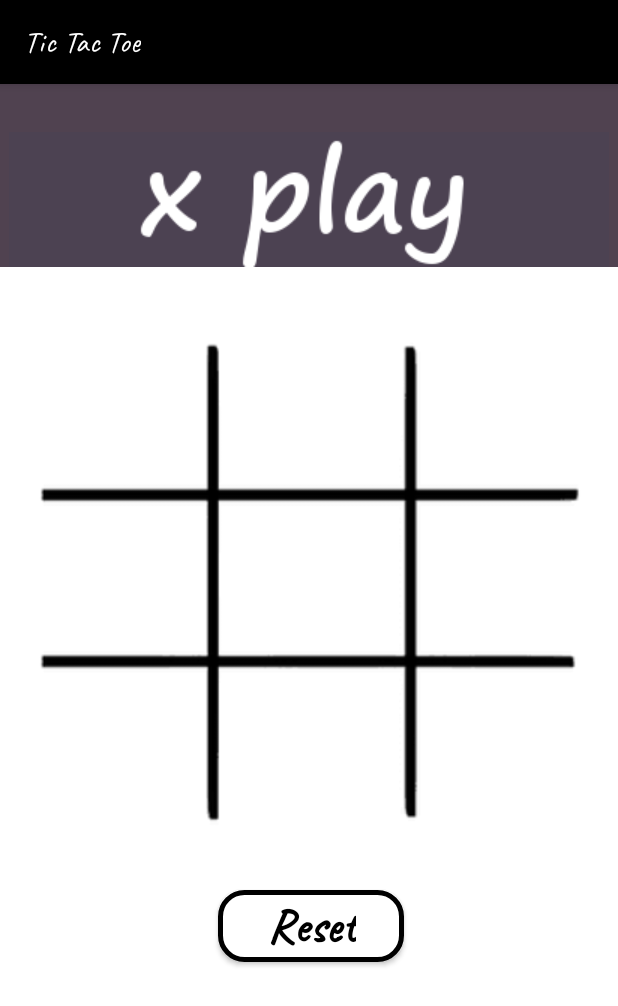
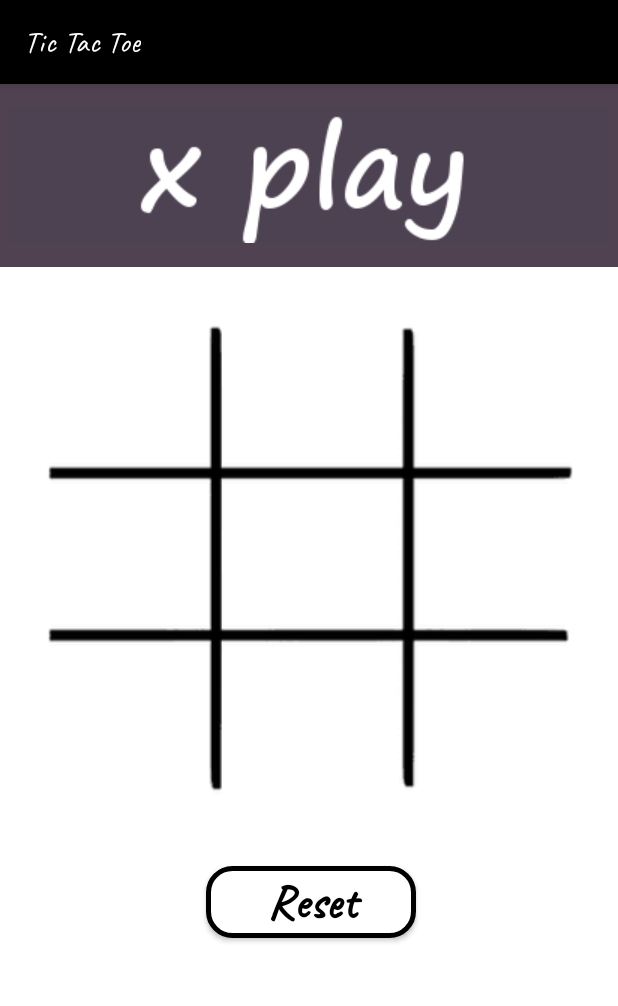
Before and after one commit to sombrero3/Tic-Tac-Toe, an Android app: the MainActivity screen opened directly, with no data from a screen before it, on a phone screen of 412 x 824 dp. Shown: the top 1006 px of the screen. Run offline under Robolectric (Android 15) with nearby library versions, the phone set to English and light mode, and no system bars.

Commit message:
Project design updated

```diff
--- a/app/build.gradle
+++ b/app/build.gradle
@@ -35,4 +35,6 @@ dependencies {
     testImplementation 'junit:junit:4.+'
     androidTestImplementation 'androidx.test.ext:junit:1.1.2'
     androidTestImplementation 'androidx.test.espresso:espresso-core:3.3.0'
+    implementation 'androidx.constraintlayout:constraintlayout:2.1.0-alpha2'
+
 }
--- a/app/src/main/res/layout/activity_main.xml
+++ b/app/src/main/res/layout/activity_main.xml
@@ -29,7 +29,7 @@
                 android:background="@drawable/button_black_and_white"
                 android:paddingLeft="32dp"
                 android:paddingRight="32dp"
-                android:text="Reset"
+                android:text=" Reset "
                 android:textAllCaps="false"
                 android:textColor="@color/black"
                 android:textSize="32sp"
@@ -37,6 +37,17 @@
                 app:layout_constraintBottom_toBottomOf="parent"
                 app:layout_constraintEnd_toEndOf="@+id/main_win0_iv"
                 app:layout_constraintStart_toStartOf="@+id/main_win0_iv" />
+
+            <TextView
+                android:id="@+id/background_tv"
+                android:layout_width="0dp"
+                android:layout_height="0dp"
+                android:layout_marginBottom="-16dp"
+                android:background="#504250"
+                app:layout_constraintBottom_toBottomOf="@+id/main_title_iv"
+                app:layout_constraintEnd_toEndOf="parent"
+                app:layout_constraintStart_toStartOf="parent"
+                app:layout_constraintTop_toTopOf="parent" />
 
             <ImageView
                 android:id="@+id/main_win0_iv"
@@ -53,7 +64,7 @@
 
             <ImageView
                 android:id="@+id/grid_iv"
-                android:layout_width="380dp"
+                android:layout_width="370dp"
                 android:layout_height="398dp"
                 android:layout_marginTop="8dp"
                 android:layout_marginBottom="65dp"
@@ -170,22 +181,13 @@
                 android:id="@+id/main_title_iv"
                 android:layout_width="0dp"
                 android:layout_height="wrap_content"
-                android:layout_marginTop="32dp"
+                android:layout_marginTop="16dp"
                 android:background="@color/grey_300"
                 app:layout_constraintEnd_toEndOf="parent"
                 app:layout_constraintStart_toStartOf="parent"
                 app:layout_constraintTop_toTopOf="parent"
                 app:srcCompat="@drawable/xplay" />
 
-            <TextView
-                android:id="@+id/background_tv"
-                android:layout_width="0dp"
-                android:layout_height="0dp"
-                android:background="#504250"
-                app:layout_constraintBottom_toTopOf="@+id/main_title_iv"
-                app:layout_constraintEnd_toEndOf="parent"
-                app:layout_constraintStart_toStartOf="parent"
-                app:layout_constraintTop_toTopOf="parent" />
         </androidx.constraintlayout.widget.ConstraintLayout>
     </ScrollView>
 </androidx.constraintlayout.widget.ConstraintLayout>
--- a/app/src/main/res/mipmap-anydpi-v26/ic_launcher.xml
+++ b/app/src/main/res/mipmap-anydpi-v26/ic_launcher.xml
@@ -1,5 +1,5 @@
 <?xml version="1.0" encoding="utf-8"?>
 <adaptive-icon xmlns:android="http://schemas.android.com/apk/res/android">
     <background android:drawable="@color/white" />
-    <foreground android:drawable="@drawable/mipmap_icon" />
+    <foreground android:drawable="@drawable/trycon" />
 </adaptive-icon>
--- a/app/src/main/res/mipmap-anydpi-v26/ic_launcher_round.xml
+++ b/app/src/main/res/mipmap-anydpi-v26/ic_launcher_round.xml
@@ -1,5 +1,5 @@
 <?xml version="1.0" encoding="utf-8"?>
 <adaptive-icon xmlns:android="http://schemas.android.com/apk/res/android">
     <background android:drawable="@color/white" />
-    <foreground android:drawable="@drawable/mipmap_icon" />
+    <foreground android:drawable="@drawable/trycon" />
 </adaptive-icon>
```
Also changed, not shown: app/src/main/java/com/example/firstexample/SplashActivity.java (+6 -2 lines), app/src/main/res/layout/activity_splash.xml (+17 -3 lines), app/src/main/res/drawable/try_icon.png (added), app/src/main/res/drawable/trycon.png (added).
